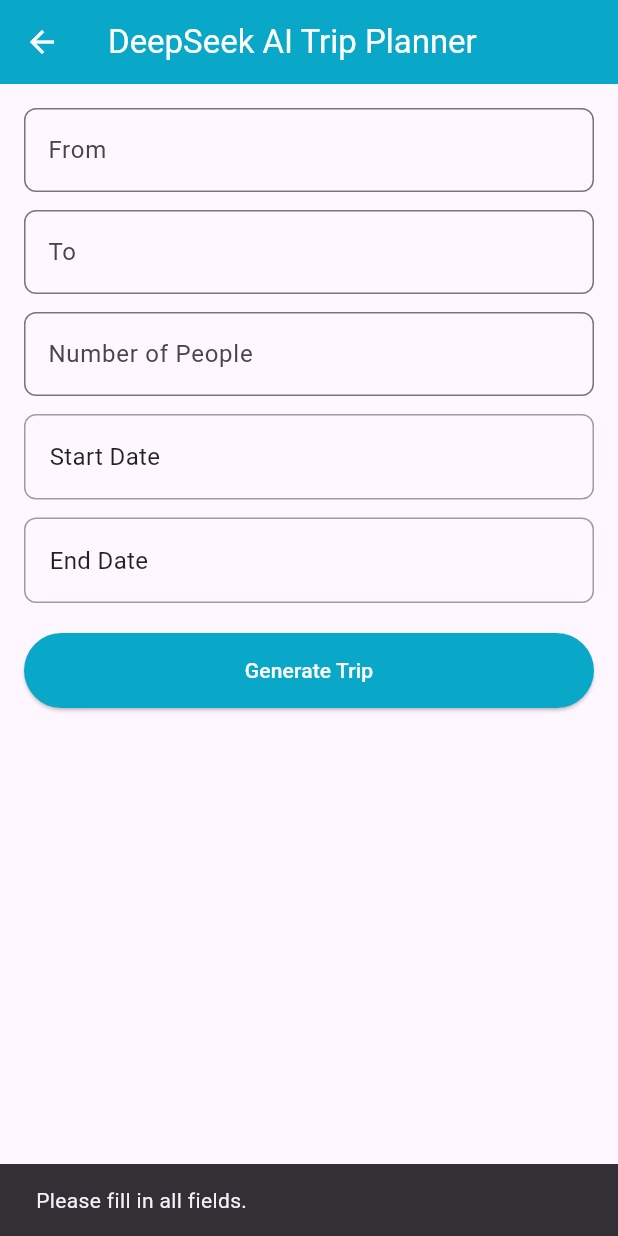
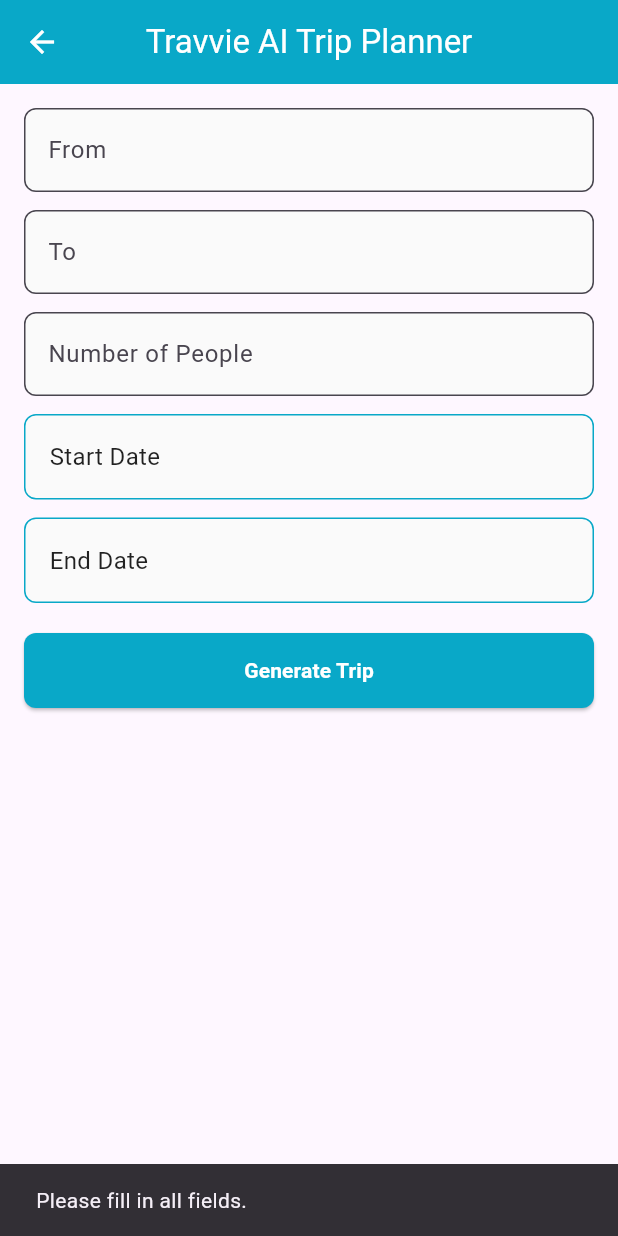
Before and after one commit to TenZinKS/Travvie-Mobile-App-Assignment, a Flutter app: the DeepSeekScreen screen opened directly, after a tap on "Generate Trip", on a phone screen of 412 x 824 dp. Run offline on Flutter 3.47's test engine with Material 3 defaults, Android fonts, the phone set to English and light mode, and no system bars; our stand-ins replace connectivity_plus, dartz, dio, equatable, flutter_bloc, flutter_signin_button and 4 more; accounts and stored records are empty.

```diff
--- a/lib/core/network/hive_service.dart
+++ b/lib/core/network/hive_service.dart
@@ -1,4 +1,3 @@
-import 'dart:io';
 import 'package:hive_flutter/hive_flutter.dart';
 import 'package:path_provider/path_provider.dart';
 import 'package:travvie/app/constant/hive_table_constants.dart';
--- a/lib/features/auth/data/repository/remote_repository/auth_remote_repository_impl.dart
+++ b/lib/features/auth/data/repository/remote_repository/auth_remote_repository_impl.dart
@@ -3,7 +3,6 @@ import 'package:travvie/core/error/failure.dart';
 import 'package:travvie/core/network/network_info.dart';
 import 'package:travvie/features/auth/data/data_source/local_datasource/auth_local_datasource.dart';
 import 'package:travvie/features/auth/data/data_source/remote_datasource/auth_remote_datasource.dart';
-import 'package:travvie/features/auth/data/model/login_response_model.dart';
 import 'package:travvie/features/auth/data/model/user_model.dart';
 import 'package:travvie/features/auth/domain/entity/login_response_entity.dart';
 import 'package:travvie/features/auth/domain/entity/user_entity.dart';
--- a/lib/features/deepseek/presentation/view/deepseek_screen.dart
+++ b/lib/features/deepseek/presentation/view/deepseek_screen.dart
@@ -26,7 +26,7 @@ class _DeepSeekScreenState extends State<DeepSeekScreen> {
   List<Map<String, String>> chatMessages = [];
   DeepSeekRequestModel? lastRequest;
 
-  String _tripStatus = "UPCOMING"; // new field
+  String _tripStatus = "UPCOMING";
 
   @override
   Widget build(BuildContext context) {
@@ -37,7 +37,8 @@ class _DeepSeekScreenState extends State<DeepSeekScreen> {
       ],
       child: Scaffold(
         appBar: AppBar(
-          title: const Text("DeepSeek AI Trip Planner"),
+          title: const Text("Travvie AI Trip Planner"),
+          centerTitle: true,
           backgroundColor: const Color(0xFF09A8C8),
           foregroundColor: Colors.white,
         ),
@@ -79,57 +80,39 @@ class _DeepSeekScreenState extends State<DeepSeekScreen> {
                       setState(() => endDate = picked);
                     }),
                     const SizedBox(height: 20),
-                    SizedBox(
-                      width: double.infinity,
-                      height: 50,
-                      child: ElevatedButton(
-                        style: ElevatedButton.styleFrom(
-                          backgroundColor: const Color(0xFF09A8C8),
-                        ),
+                    _buildPrimaryButton(
+                      text: "Generate Trip",
                       onPressed: state is DeepSeekLoading
                           ? null
                           : () => _submitInitial(context),
-                        child: state is DeepSeekLoading
-                            ? const CircularProgressIndicator(color: Colors.white)
-                            : const Text(
-                                "Generate Trip",
-                                style: TextStyle(color: Colors.white),
-                              ),
-                      ),
+                      loading: state is DeepSeekLoading,
                     ),
                   ] else ...[
                     _buildChatHistory(chatMessages),
                     const SizedBox(height: 20),
                     _buildTextField("Refine your trip...", refineController),
                     const SizedBox(height: 12),
-                    SizedBox(
-                      width: double.infinity,
-                      height: 50,
-                      child: ElevatedButton(
-                        style: ElevatedButton.styleFrom(
-                          backgroundColor: const Color(0xFF09A8C8),
-                        ),
+                    _buildPrimaryButton(
+                      text: "Send",
                       onPressed: state is DeepSeekLoading
                           ? null
                           : () => _sendRefinement(context),
-                        child: state is DeepSeekLoading
-                            ? const CircularProgressIndicator(color: Colors.white)
-                            : const Text(
-                                "Send",
-                                style: TextStyle(color: Colors.white),
+                      loading: state is DeepSeekLoading,
                     ),
-                      ),
-                    ),
-                    const SizedBox(height: 20),
+                    const SizedBox(height: 24),
                     const Text(
                       "Save Trip As:",
                       style: TextStyle(
-                          fontWeight: FontWeight.bold, fontSize: 16),
+                        fontWeight: FontWeight.bold,
+                        fontSize: 16,
+                        color: Color(0xFF09A8C8),
+                      ),
                     ),
                     RadioListTile<String>(
                       title: const Text("Upcoming Trip"),
                       value: "UPCOMING",
                       groupValue: _tripStatus,
+                      activeColor: const Color(0xFF09A8C8),
                       onChanged: (val) {
                         setState(() => _tripStatus = val ?? "UPCOMING");
                       },
@@ -138,27 +121,79 @@ class _DeepSeekScreenState extends State<DeepSeekScreen> {
                       title: const Text("Planned Trip"),
                       value: "PLANNED",
                       groupValue: _tripStatus,
+                      activeColor: const Color(0xFF09A8C8),
                       onChanged: (val) {
                         setState(() => _tripStatus = val ?? "UPCOMING");
                       },
                     ),
                     const SizedBox(height: 16),
-                    ElevatedButton.icon(
-                      onPressed: () {
-                        _saveTrip(context);
-                      },
-                      style: ElevatedButton.styleFrom(
-                        backgroundColor: Colors.green,
-                        minimumSize: const Size.fromHeight(48),
-                      ),
-                      icon: const Icon(Icons.save),
-                      label: const Text("Save Trip"),
+                    _buildSecondaryButton(
+                      text: "Save Trip",
+                      icon: Icons.save,
+                      onPressed: () => _saveTrip(context),
                     ),
                   ],
                 ],
               ),
             );
           },
+        ),
+      ),
+    );
+  }
+
+  Widget _buildPrimaryButton({
+    required String text,
+    required VoidCallback? onPressed,
+    bool loading = false,
+  }) {
+    return SizedBox(
+      width: double.infinity,
+      height: 50,
+      child: ElevatedButton(
+        style: ElevatedButton.styleFrom(
+          backgroundColor: const Color(0xFF09A8C8),
+          shape: RoundedRectangleBorder(
+            borderRadius: BorderRadius.circular(8),
+          ),
+        ),
+        onPressed: onPressed,
+        child: loading
+            ? const CircularProgressIndicator(color: Colors.white)
+            : Text(
+                text,
+                style: const TextStyle(
+                  color: Colors.white,
+                  fontWeight: FontWeight.bold,
+                ),
+              ),
+      ),
+    );
+  }
+
+  Widget _buildSecondaryButton({
+    required String text,
+    required IconData icon,
+    required VoidCallback onPressed,
+  }) {
+    return SizedBox(
+      width: double.infinity,
+      height: 50,
+      child: ElevatedButton.icon(
+        style: ElevatedButton.styleFrom(
+          backgroundColor: Colors.green,
+          shape: RoundedRectangleBorder(
+            borderRadius: BorderRadius.circular(8),
+          ),
+        ),
+        onPressed: onPressed,
+        icon: Icon(icon, color: Colors.white),
+        label: Text(
+          text,
+          style: const TextStyle(
+            color: Colors.white,
+            fontWeight: FontWeight.bold,
+          ),
         ),
       ),
     );
@@ -174,7 +209,15 @@ class _DeepSeekScreenState extends State<DeepSeekScreen> {
       keyboardType: keyboardType,
       decoration: InputDecoration(
         labelText: label,
-        border: OutlineInputBorder(borderRadius: BorderRadius.circular(8)),
+        filled: true,
+        fillColor: Colors.grey[50],
+        border: OutlineInputBorder(
+          borderRadius: BorderRadius.circular(8),
+        ),
+        focusedBorder: OutlineInputBorder(
+          borderSide: const BorderSide(color: Color(0xFF09A8C8), width: 2),
+          borderRadius: BorderRadius.circular(8),
+        ),
       ),
     );
   }
@@ -199,8 +242,9 @@ class _DeepSeekScreenState extends State<DeepSeekScreen> {
       child: Container(
         padding: const EdgeInsets.symmetric(horizontal: 16, vertical: 16),
         decoration: BoxDecoration(
-          border: Border.all(color: Colors.grey),
+          border: Border.all(color: const Color(0xFF09A8C8)),
           borderRadius: BorderRadius.circular(8),
+          color: Colors.grey[50],
         ),
         width: double.infinity,
         child: Text(
@@ -220,10 +264,12 @@ class _DeepSeekScreenState extends State<DeepSeekScreen> {
         return Align(
           alignment: isUser ? Alignment.centerRight : Alignment.centerLeft,
           child: Container(
-            margin: const EdgeInsets.symmetric(vertical: 4),
+            margin: const EdgeInsets.symmetric(vertical: 6),
             padding: const EdgeInsets.all(12),
             decoration: BoxDecoration(
-              color: isUser ? const Color(0xFF09A8C8) : Colors.grey.shade200,
+              color: isUser
+                  ? const Color(0xFF09A8C8)
+                  : const Color(0xFFF1F1F1),
               borderRadius: BorderRadius.circular(8),
             ),
             child: Text(
@@ -250,13 +296,28 @@ class _DeepSeekScreenState extends State<DeepSeekScreen> {
       return;
     }
 
+    final initialPrompt = """
+Please generate a trip itinerary:
+- From: ${fromController.text.trim()}
+- To: ${toController.text.trim()}
+- Number of people: ${peopleController.text.trim()}
+- Start date: ${DateFormat.yMMMd().format(startDate!)}
+- End date: ${DateFormat.yMMMd().format(endDate!)}
+Provide a day-wise itinerary.
+""";
+
     final requestModel = DeepSeekRequestModel(
       from: fromController.text.trim(),
       to: toController.text.trim(),
       numberOfPeople: int.tryParse(peopleController.text.trim()) ?? 1,
-      startDate: startDate!,
-      endDate: endDate!,
-      previousMessages: [],
+      startDate: startDate,
+      endDate: endDate,
+      previousMessages: [
+        {
+          "role": "user",
+          "content": initialPrompt,
+        }
+      ],
     );
 
     lastRequest = requestModel;
@@ -264,8 +325,7 @@ class _DeepSeekScreenState extends State<DeepSeekScreen> {
     setState(() {
       chatMessages.add({
         "role": "user",
-        "content":
-            "Please generate a trip itinerary:\n- From: ${requestModel.from}\n- To: ${requestModel.to}\n- Number of people: ${requestModel.numberOfPeople}\n- Start date: ${DateFormat.yMMMd().format(requestModel.startDate!)}\n- End date: ${DateFormat.yMMMd().format(requestModel.endDate!)}\n\nProvide a day-wise itinerary.",
+        "content": initialPrompt,
       });
     });
 
--- a/lib/features/trip/presentation/view/trip_screen.dart
+++ b/lib/features/trip/presentation/view/trip_screen.dart
@@ -13,6 +13,8 @@ class TripScreen extends StatelessWidget {
     return Scaffold(
       appBar: AppBar(
         title: const Text("My Trips"),
+        foregroundColor: Colors.white,
+        centerTitle: true,
         backgroundColor: const Color(0xFF09A8C8),
       ),
       body: BlocBuilder<TripBloc, TripState>(
--- a/lib/features/trip/presentation/view_model/trip_event.dart
+++ b/lib/features/trip/presentation/view_model/trip_event.dart
@@ -42,5 +42,5 @@ class UpdateTripEvent extends TripEvent {
 class SaveTripAsWishlistEvent extends TripEvent {
   final TripEntity trip;
 
-  SaveTripAsWishlistEvent(this.trip);
+  const SaveTripAsWishlistEvent(this.trip);
 }
--- a/pubspec.yaml
+++ b/pubspec.yaml
@@ -46,7 +46,7 @@ dependencies:
   image_picker: ^1.1.2
   dio: ^5.8.0+1
   pretty_dio_logger: ^1.4.0
-  connectivity_plus: ^6.1.4
+  connectivity_plus: ^5.0.2
   intl: ^0.20.2
 
 dev_dependencies:
```
Also changed, not shown: lib/app/constant/api_endpoints.dart (+8 -5 lines), lib/features/home/presentation/view/home_screen.dart (+62 -36 lines), pubspec.lock, 5 other files. Lines whose indentation alone changed are shown as unchanged.
